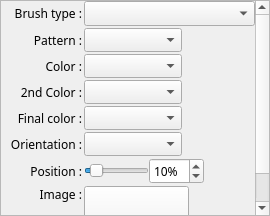
Above: wgt_QCustomBrush.ui from boenki/ffdiaporama before the change. Below: the same form after it.
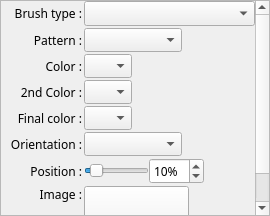
That is the form after the change. Custom widgets are drawn as their Qt base class.

The edit to the form file:
```diff
--- a/wgt_QCustomBrush.ui
+++ b/wgt_QCustomBrush.ui
@@ -81,22 +81,16 @@
            </property>
            <property name="minimumSize">
             <size>
-             <width>98</width>
+             <width>48</width>
              <height>24</height>
             </size>
            </property>
            <property name="maximumSize">
             <size>
-             <width>98</width>
+             <width>48</width>
              <height>24</height>
             </size>
            </property>
-           <property name="iconSize">
-            <size>
-             <width>64</width>
-             <height>16</height>
-            </size>
-           </property>
           </widget>
          </item>
          <item>
@@ -142,22 +136,16 @@
            </property>
            <property name="minimumSize">
             <size>
-             <width>98</width>
+             <width>48</width>
              <height>24</height>
             </size>
            </property>
            <property name="maximumSize">
             <size>
-             <width>98</width>
+             <width>48</width>
              <height>24</height>
             </size>
            </property>
-           <property name="iconSize">
-            <size>
-             <width>64</width>
-             <height>16</height>
-            </size>
-           </property>
           </widget>
          </item>
          <item>
@@ -459,22 +447,16 @@
            </property>
            <property name="minimumSize">
             <size>
-             <width>98</width>
+             <width>48</width>
              <height>24</height>
             </size>
            </property>
            <property name="maximumSize">
             <size>
-             <width>98</width>
+             <width>48</width>
              <height>24</height>
             </size>
            </property>
-           <property name="iconSize">
-            <size>
-             <width>64</width>
-             <height>16</height>
-            </size>
-           </property>
           </widget>
          </item>
          <item>
```
